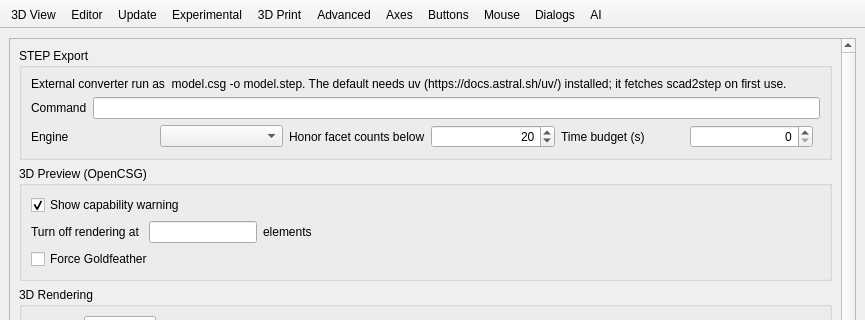
Before: the Qt Designer form src/gui/Preferences.ui in etjones/openscad, drawn with Qt 5; both pictures show x 0 to 865 and y 0 to 320 of the 865 by 860 pixel window.
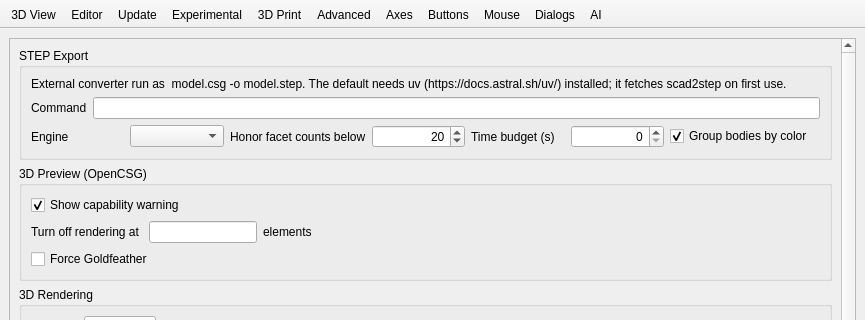
After: the same form once the commit is applied. The open tabs and pages were chosen to show the change. Icons and pictures are not drawn. Custom widgets are drawn as their Qt base class.

Commit message: STEP export: make grouping bodies by colour a setting, on by default

What changed in the file:
```diff
--- a/src/gui/Preferences.ui
+++ b/src/gui/Preferences.ui
@@ -2131,6 +2131,19 @@
                    </property>
                   </widget>
                  </item>
+                 <item>
+                  <widget class="QCheckBox" name="checkBoxStepExportGroupByColor">
+                   <property name="text">
+                    <string>Group bodies by color</string>
+                   </property>
+                   <property name="toolTip">
+                    <string>Put every body of one color under its own node of the file's assembly tree, so a region can be selected or hidden as a unit. Off, bodies sit directly under the root and carry their color only as a style, which select-by-color uses anyway.</string>
+                   </property>
+                   <property name="checked">
+                    <bool>true</bool>
+                   </property>
+                  </widget>
+                 </item>
                  <item>
                   <spacer name="horizontalSpacerStepExport">
                    <property name="orientation">
```
The commit also changes 12 other files.
